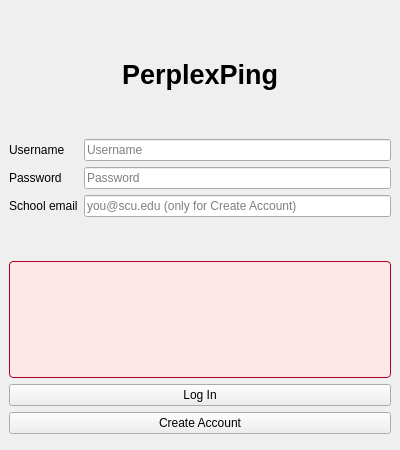
Above: client/loginpage.ui from DavidDang02/PerplexPing1 before the change. Below: the same form after it.
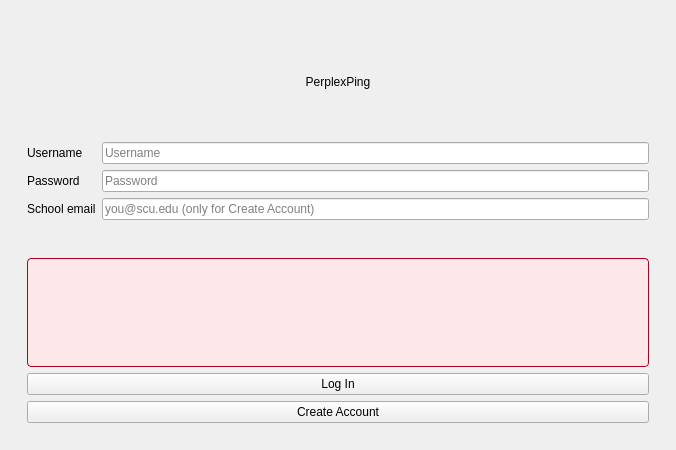
That is the form after the change.

Commit message: Card-based pages, nav bar, and app polish

What changed in the file:
```diff
--- a/client/loginpage.ui
+++ b/client/loginpage.ui
@@ -1,7 +1,7 @@
 <?xml version="1.0" encoding="UTF-8"?>
 <ui version="4.0">
  <class>LoginPage</class>
- <widget class="QMainWindow" name="LoginPage">
+ <widget class="QWidget" name="LoginPage">
   <property name="geometry">
    <rect>
     <x>0</x>
@@ -10,10 +10,28 @@
     <height>450</height>
    </rect>
   </property>
-  <property name="windowTitle">
-   <string>PerplexPing — Log In</string>
-  </property>
-  <widget class="QWidget" name="centralwidget">
+  <layout class="QHBoxLayout" name="outerLayout">
+   <item>
+    <spacer name="leftSpacer">
+     <property name="orientation">
+      <enum>Qt::Orientation::Horizontal</enum>
+     </property>
+    </spacer>
+   </item>
+   <item>
+  <widget class="QWidget" name="formPanel">
+   <property name="minimumSize">
+    <size>
+     <width>640</width>
+     <height>0</height>
+    </size>
+   </property>
+   <property name="maximumSize">
+    <size>
+     <width>760</width>
+     <height>16777215</height>
+    </size>
+   </property>
    <layout class="QVBoxLayout" name="mainLayout">
     <item>
      <spacer name="topSpacer">
@@ -24,12 +42,6 @@
     </item>
     <item>
      <widget class="QLabel" name="titleLabel">
-      <property name="font">
-       <font>
-        <pointsize>20</pointsize>
-        <bold>true</bold>
-       </font>
-      </property>
       <property name="text">
        <string>PerplexPing</string>
       </property>
@@ -40,6 +52,9 @@
     </item>
     <item>
      <layout class="QFormLayout" name="formLayout">
+      <property name="fieldGrowthPolicy">
+       <enum>QFormLayout::FieldGrowthPolicy::AllNonFixedFieldsGrow</enum>
+      </property>
       <item row="0" column="0">
        <widget class="QLabel" name="usernameLabel">
         <property name="text">
@@ -126,6 +141,15 @@
     </item>
    </layout>
   </widget>
+   </item>
+   <item>
+    <spacer name="rightSpacer">
+     <property name="orientation">
+      <enum>Qt::Orientation::Horizontal</enum>
+     </property>
+    </spacer>
+   </item>
+  </layout>
  </widget>
  <resources/>
  <connections/>
```
The commit also changes 42 other files.
